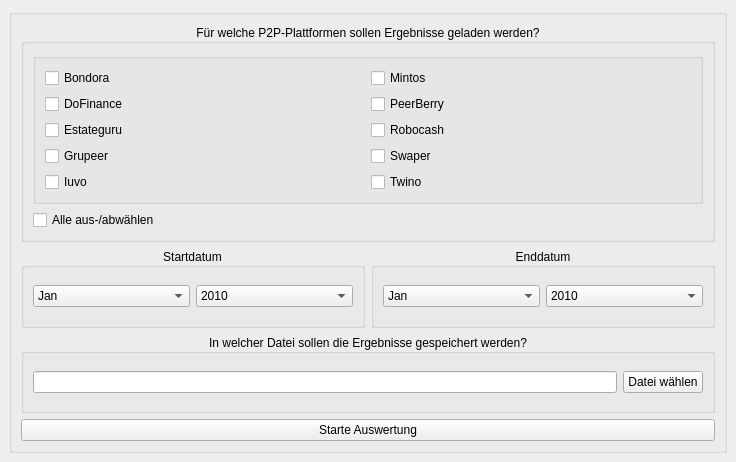
Qt form easyp2p/ui/main_window.ui (Ceystyle/easyp2p) before a commit.
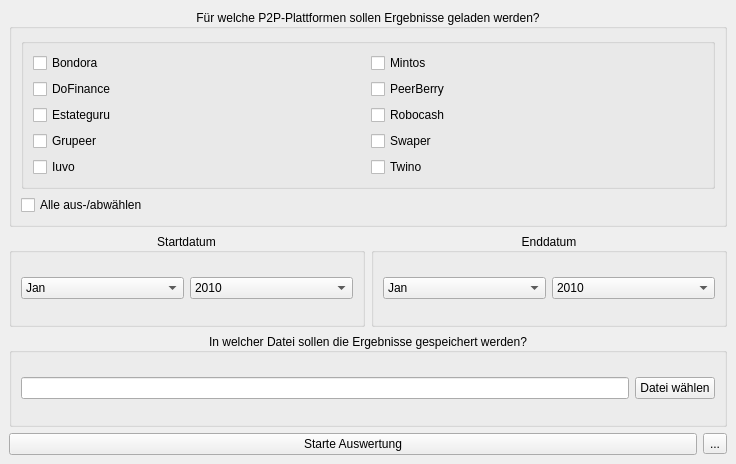
The same form after that commit.

Commit message: settings_window: add a new window for manipulating credentials in the keyring

Patch:
```diff
--- a/easyp2p/ui/main_window.ui
+++ b/easyp2p/ui/main_window.ui
@@ -7,7 +7,7 @@
     <x>0</x>
     <y>0</y>
     <width>736</width>
-    <height>462</height>
+    <height>464</height>
    </rect>
   </property>
   <property name="windowTitle">
@@ -16,14 +16,6 @@
   <widget class="QWidget" name="centralWidget">
    <layout class="QVBoxLayout" name="verticalLayout_2">
     <item>
-     <layout class="QHBoxLayout" name="horizontalLayout_2">
-      <item>
-       <widget class="QGroupBox" name="groupBox">
-        <property name="title">
-         <string/>
-        </property>
-        <layout class="QVBoxLayout" name="verticalLayout">
-         <item>
           <widget class="QGroupBox" name="group_box_platform_top">
            <property name="title">
             <string>Für welche P2P-Plattformen sollen Ergebnisse geladen werden?</string>
@@ -31,10 +23,10 @@
            <property name="alignment">
             <set>Qt::AlignCenter</set>
            </property>
+      <layout class="QGridLayout" name="gridLayout_4">
+       <item row="0" column="0">
            <layout class="QVBoxLayout" name="verticalLayout_3">
             <item>
-             <layout class="QGridLayout" name="gridLayout">
-              <item row="1" column="0" colspan="2">
                <widget class="QGroupBox" name="group_box_platforms">
                 <property name="title">
                  <string/>
@@ -150,7 +142,7 @@
                 </layout>
                </widget>
               </item>
-              <item row="2" column="0" colspan="2">
+         <item>
                <widget class="QCheckBox" name="check_box_select_all">
                 <property name="text">
                  <string>Alle aus-/abwählen</string>
@@ -465,13 +457,19 @@
           </widget>
          </item>
          <item>
+     <layout class="QHBoxLayout" name="horizontalLayout">
+      <item>
           <widget class="QPushButton" name="push_button_start">
            <property name="text">
             <string>Starte Auswertung</string>
            </property>
           </widget>
          </item>
-        </layout>
+      <item>
+       <widget class="QToolButton" name="tool_button_settings">
+        <property name="text">
+         <string>...</string>
+        </property>
        </widget>
       </item>
      </layout>
```
Lines whose indentation alone changed are shown as unchanged. The commit also changes 6 other files.
